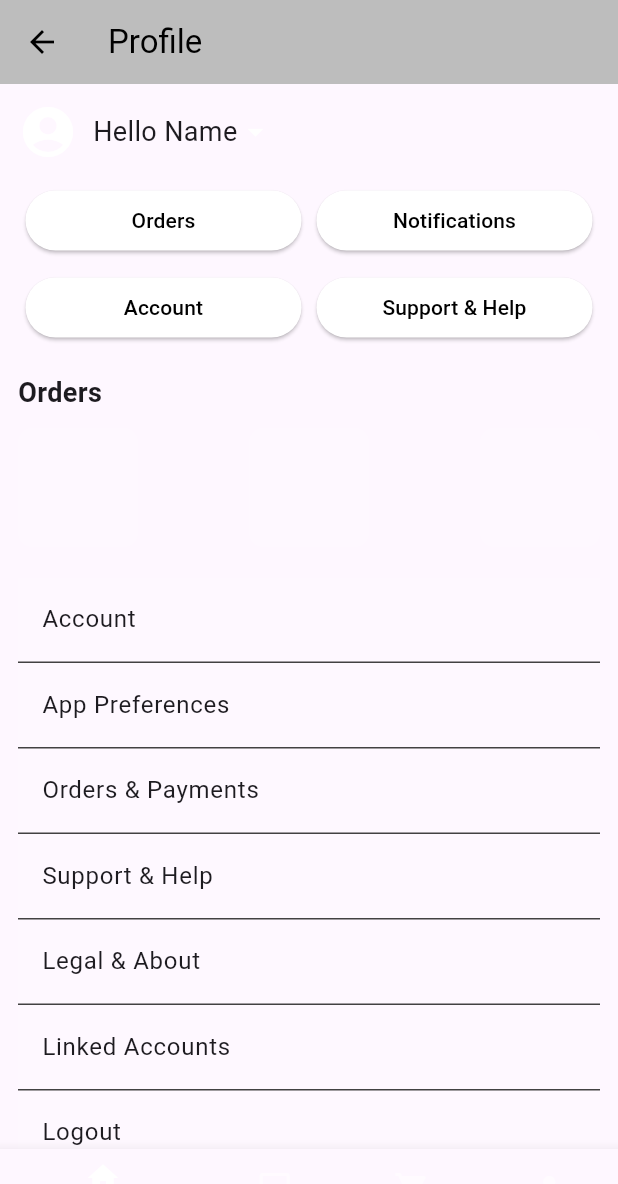
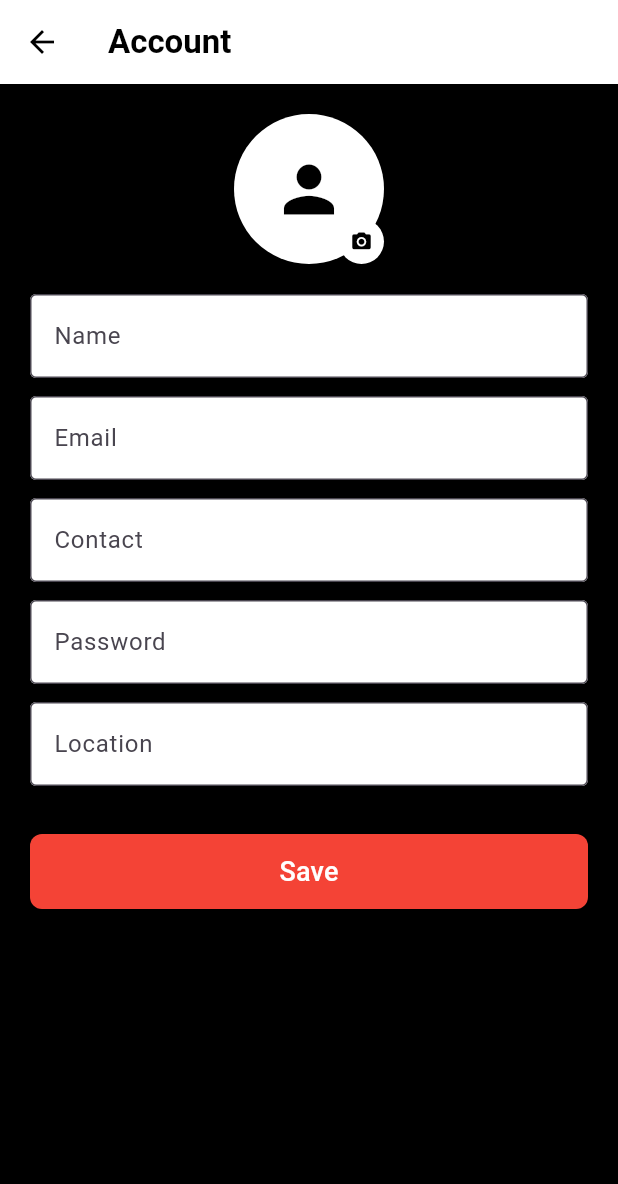
Before and after one commit to CloudySky0/carreau, a Flutter app: the ProfileScreen screen opened directly, after a tap on "Account", on a phone screen of 412 x 824 dp. Shown: the top 1184 px of the screen. Run offline on Flutter 3.47's test engine with Material 3 defaults, Android fonts, the phone set to English and light mode, and no system bars; our stand-ins replace cloud_firestore, firebase_core, flutter_spinkit, font_awesome_flutter, shared_preferences; accounts and stored records are empty; Roboto replaces fonts that are missing (Poppins).

Commit message:
added appPreferences, and accountPage

```diff
--- a/lib/ProfileScreen.dart
+++ b/lib/ProfileScreen.dart
@@ -1,6 +1,7 @@
 import 'package:flutter/material.dart';
-
-
+import 'accountPage.dart';
+import 'appPreferences.dart';
+import 'paymentMethods.dart';
 
 class ProfileScreen extends StatelessWidget {
   @override
@@ -35,16 +36,16 @@ class ProfileScreen extends StatelessWidget {
             Row(
               mainAxisAlignment: MainAxisAlignment.spaceBetween,
               children: [
-                _buildQuickButton("Orders"),
-                _buildQuickButton("Notifications"),
+                _buildQuickButton(context,"Orders"),
+                _buildQuickButton(context, "Notifications"),
               ],
             ),
             SizedBox(height: 10),
             Row(
               mainAxisAlignment: MainAxisAlignment.spaceBetween,
               children: [
-                _buildQuickButton("Account"),
-                _buildQuickButton("Support & Help"),
+                _buildQuickButton(context,"Account"),
+                _buildQuickButton(context,"Support & Help"),
               ],
             ),
 
@@ -61,34 +62,23 @@ class ProfileScreen extends StatelessWidget {
             SizedBox(height: 20),
 
             // Settings List
-            _buildSettingsItem("Account"),
-            _buildSettingsItem("App Preferences"),
-            _buildSettingsItem("Orders & Payments"),
-            _buildSettingsItem("Support & Help"),
-            _buildSettingsItem("Legal & About"),
-            _buildSettingsItem("Linked Accounts"),
-            _buildSettingsItem("Logout"),
+            _buildSettingsItem(context, "Account"),
+            _buildSettingsItem(context, "App Preferences"),
+            _buildSettingsItem(context, "Orders & Payments"),
+            _buildSettingsItem(context, "Support & Help"),
+            _buildSettingsItem(context, "Legal & About"),
+            _buildSettingsItem(context, "Linked Accounts"),
+            _buildSettingsItem(context, "Logout"),
           ],
         ),
       ),
 
-      // Bottom Navigation Bar
-      bottomNavigationBar: BottomNavigationBar(
-        backgroundColor: Colors.black,
-        selectedItemColor: Colors.white,
-        unselectedItemColor: Colors.white54,
-        items: [
-          BottomNavigationBarItem(icon: Icon(Icons.home), label: ''),
-          BottomNavigationBarItem(icon: Icon(Icons.chat_bubble_outline), label: ''),
-          BottomNavigationBarItem(icon: Icon(Icons.shopping_cart), label: ''),
-          BottomNavigationBarItem(icon: Icon(Icons.person), label: ''),
-        ],
-      ),
+
     );
   }
 
   // Quick Action Button Widget
-  Widget _buildQuickButton(String title) {
+Widget _buildQuickButton(BuildContext context, String title) {
   return Expanded(
     child: Padding(
       padding: const EdgeInsets.symmetric(horizontal: 5),
@@ -97,7 +87,14 @@ class ProfileScreen extends StatelessWidget {
           backgroundColor: Colors.white,
           foregroundColor: Colors.black,
         ),
-          onPressed: () {},
+        onPressed: () {
+          if (title == "Account") {
+            Navigator.push(
+              context,
+              MaterialPageRoute(builder: (context) => AccountScreen()),
+            );
+          }
+        },
         child: Text(title, textAlign: TextAlign.center),
       ),
     ),
@@ -117,13 +114,26 @@ class ProfileScreen extends StatelessWidget {
   }
 
   // Settings List Item Widget
-  Widget _buildSettingsItem(String title) {
+  Widget _buildSettingsItem(BuildContext context, String title) {
     return Column(
       children: [
         ListTile(
           title: Text(title, style: TextStyle(fontSize: 16)),
           tileColor: Colors.white10,
-          onTap: () {},
+          onTap: () {
+            if (title == "Account") {
+            Navigator.push(
+              context,
+              MaterialPageRoute(builder: (context) => AccountScreen()),
+            );
+            }
+            if (title == "App Preferences") {
+            Navigator.push(
+              context,
+              MaterialPageRoute(builder: (context) => AppPreferencesScreen()),
+            );
+          }
+          },
         ),
         Divider(height: 1, color: Colors.grey[800]),
       ],
--- /dev/null
+++ b/lib/accountPage.dart
@@ -0,0 +1,137 @@
+import 'package:flutter/material.dart';
+import 'package:shared_preferences/shared_preferences.dart';
+
+class AccountScreen extends StatefulWidget {
+  @override
+  _AccountScreenState createState() => _AccountScreenState();
+}
+
+class _AccountScreenState extends State<AccountScreen> {
+  TextEditingController nameController = TextEditingController();
+  TextEditingController emailController = TextEditingController();
+  TextEditingController contactController = TextEditingController();
+  TextEditingController passwordController = TextEditingController();
+  TextEditingController locationController = TextEditingController();
+
+  @override
+  void initState() {
+    super.initState();
+    _loadSavedData();
+  }
+
+  Future<void> _loadSavedData() async {
+    SharedPreferences prefs = await SharedPreferences.getInstance();
+    setState(() {
+      nameController.text = prefs.getString('name') ?? '';
+      emailController.text = prefs.getString('email') ?? '';
+      contactController.text = prefs.getString('contact') ?? '';
+      passwordController.text = prefs.getString('password') ?? '';  // Typically, storing plain text passwords isn't safe.
+      locationController.text = prefs.getString('location') ?? '';
+    });
+  }
+
+  Future<void> _saveData() async {
+    SharedPreferences prefs = await SharedPreferences.getInstance();
+    await prefs.setString('name', nameController.text);
+    await prefs.setString('email', emailController.text);
+    await prefs.setString('contact', contactController.text);
+    await prefs.setString('password', passwordController.text); // Consider hashing it for security
+    await prefs.setString('location', locationController.text);
+    ScaffoldMessenger.of(context).showSnackBar(
+      SnackBar(content: Text('Profile saved successfully!')),
+    );
+  }
+
+  @override
+  Widget build(BuildContext context) {
+    return Scaffold(
+      appBar: AppBar(
+        backgroundColor: Colors.white,
+        title: Text(
+          'Account',
+          style: TextStyle(color: Colors.black, fontWeight: FontWeight.bold),
+        ),
+        leading: IconButton(
+          icon: Icon(Icons.arrow_back, color: Colors.black),
+          onPressed: () {
+            Navigator.pop(context);
+          },
+        ),
+      ),
+      backgroundColor: Colors.black,
+      body: SingleChildScrollView(
+        padding: EdgeInsets.symmetric(horizontal: 20, vertical: 20),
+        child: Column(
+          crossAxisAlignment: CrossAxisAlignment.center,
+          children: [
+            // Profile Picture
+            Stack(
+              alignment: Alignment.bottomRight,
+              children: [
+                CircleAvatar(
+                  radius: 50,
+                  backgroundColor: Colors.white,
+                  child: Icon(Icons.person, size: 50, color: Colors.black),
+                ),
+                CircleAvatar(
+                  radius: 15,
+                  backgroundColor: Colors.white,
+                  child: Icon(Icons.camera_alt, size: 15, color: Colors.black),
+                ),
+              ],
+            ),
+
+            SizedBox(height: 20),
+
+            // Input Fields
+            _buildInputField("Name", nameController),
+            _buildInputField("Email", emailController),
+            _buildInputField("Contact", contactController),
+            _buildInputField("Password", passwordController, isPassword: true),
+            _buildInputField("Location", locationController),
+
+            SizedBox(height: 20),
+
+            // Save Button
+            SizedBox(
+              width: double.infinity,
+              child: ElevatedButton(
+                style: ElevatedButton.styleFrom(
+                  backgroundColor: Colors.red,
+                  foregroundColor: Colors.white,
+                  padding: EdgeInsets.symmetric(vertical: 12),
+                  shape: RoundedRectangleBorder(
+                    borderRadius: BorderRadius.circular(8),
+                  ),
+                ),
+                onPressed: _saveData,
+                child: Text("Save", style: TextStyle(fontSize: 18)),
+              ),
+            ),
+          ],
+        ),
+      ),
+
+      // Bottom Navigation Bar
+
+    );
+  }
+
+  // Input Field Widget
+  Widget _buildInputField(String label, TextEditingController controller, {bool isPassword = false}) {
+    return Padding(
+      padding: EdgeInsets.only(bottom: 12),
+      child: TextField(
+        controller: controller,
+        obscureText: isPassword,
+        decoration: InputDecoration(
+          labelText: label,
+          filled: true,
+          fillColor: Colors.white,
+          border: OutlineInputBorder(),
+        ),
+        style: TextStyle(color: Colors.black),
+      ),
+    );
+  }
+}
--- a/pubspec.yaml
+++ b/pubspec.yaml
@@ -41,6 +41,7 @@ dependencies:
   cupertino_icons: ^1.0.8
   flutter_spinkit: ^5.2.1
   font_awesome_flutter: ^10.8.0
+  shared_preferences: ^2.5.2
 
 dev_dependencies:
   flutter_test:
```
Also changed, not shown: lib/ProductListScreen.dart (+8 -5 lines), lib/appPreferences.dart (added, +199 -0 lines), lib/paymentMethods.dart (added), pubspec.lock, 1 other file. Lines whose indentation alone changed are shown as unchanged.
